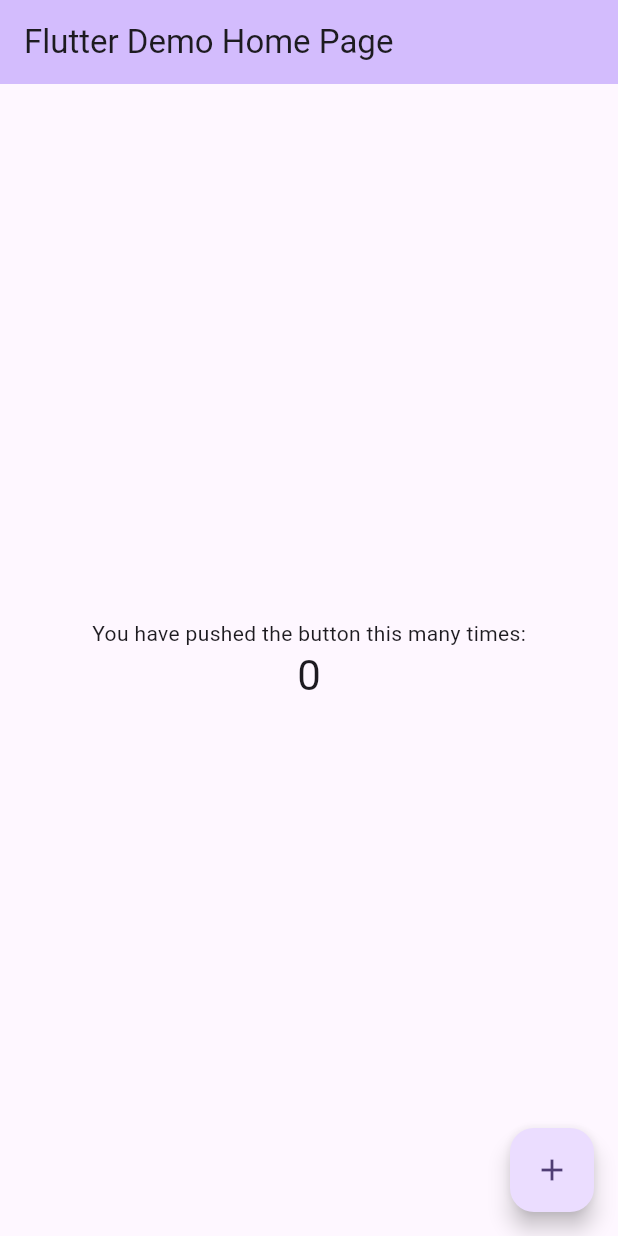
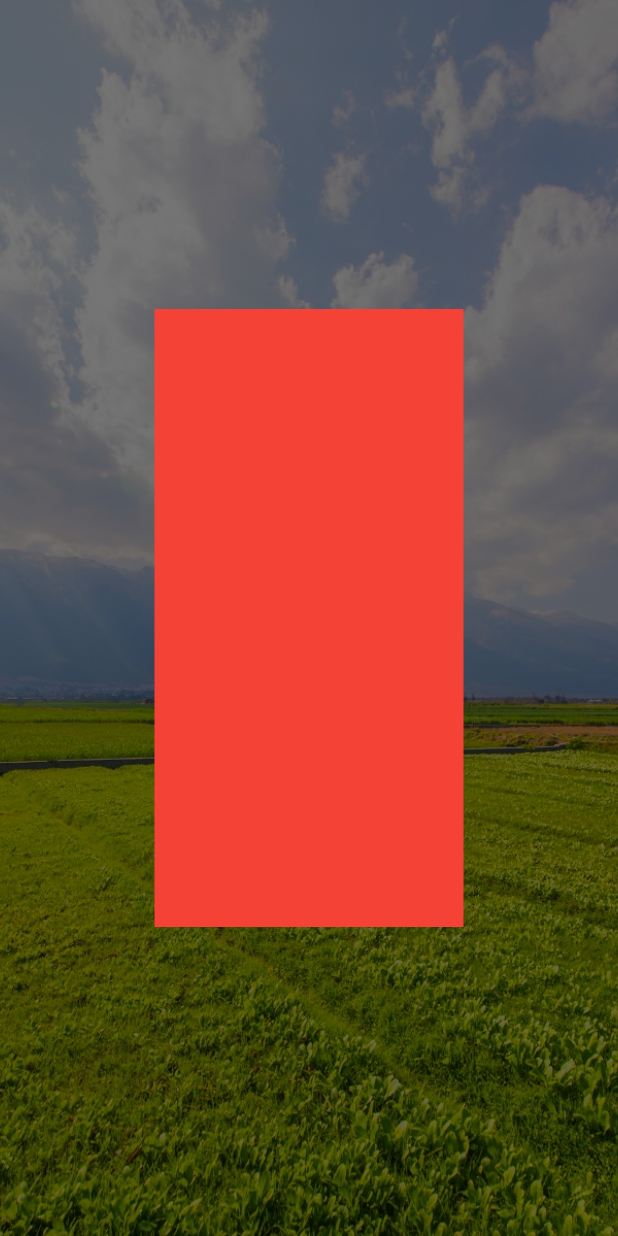
Before and after one commit to Muhammed-Ekmen/final_homework, a Flutter app: the screen it shows after launch, on a phone screen of 412 x 824 dp. Run offline on Flutter 3.47's test engine with Material 3 defaults, Android fonts, the phone set to English and light mode, and no system bars; our stand-ins replace get.

Commit message:
launch has created

```diff
--- /dev/null
+++ b/lib/core/controller/size_ctrl.dart
@@ -0,0 +1,6 @@
+import 'package:get/get.dart';
+
+extension SizeCtrl on int {
+  get w => Get.width / this;
+  get h => Get.height / this;
+}
--- /dev/null
+++ b/lib/interface/screens/launch/controller/launch_controller.dart
@@ -0,0 +1,3 @@
+import 'package:final_homework/interface/screens/launch/view_model/launch_view_model.dart';
+
+class LaunchController extends LaunchViewModel {}
--- /dev/null
+++ b/lib/interface/screens/launch/templates/launch_main_template.dart
@@ -0,0 +1,12 @@
+part of '../view/launch_view.dart';
+
+class _LaunchMainTemplate extends StatelessWidget {
+  const _LaunchMainTemplate();
+
+  @override
+  Widget build(BuildContext context) => Container(
+        width: 2.w,
+        height: 2.h,
+        color: Colors.red,
+      );
+}
--- /dev/null
+++ b/lib/interface/screens/launch/view/launch_view.dart
@@ -0,0 +1,22 @@
+import 'package:final_homework/core/controller/image_ctrl.dart';
+import 'package:final_homework/core/controller/size_ctrl.dart';
+import 'package:final_homework/interface/screens/launch/controller/launch_controller.dart';
+import 'package:flutter/material.dart';
+import 'package:get/get.dart';
+part '../templates/launch_main_template.dart';
+
+class LaunchView extends StatelessWidget {
+  LaunchView({super.key});
+  final LaunchController controller = Get.put(LaunchController());
+
+  @override
+  Widget build(BuildContext context) => Scaffold(body: _body);
+}
+
+extension LaunchViewBody on LaunchView {
+  get _body => Stack(alignment: Alignment.center, children: [_backgroundImage, _launchTemplate]);
+
+  get _backgroundImage => ImageCtrl.farm.call(h: Get.height);
+
+  get _launchTemplate => const _LaunchMainTemplate();
+}
--- /dev/null
+++ b/lib/interface/screens/launch/view_model/launch_view_model.dart
@@ -0,0 +1,3 @@
+import 'package:get/get.dart';
+
+abstract class LaunchViewModel extends GetxController {}
--- a/lib/main.dart
+++ b/lib/main.dart
@@ -1,125 +1,19 @@
+import 'package:final_homework/config/route/i_routes.dart';
+import 'package:final_homework/config/theme/i_theme.dart';
 import 'package:flutter/material.dart';
+import 'package:get/get.dart';
 
-void main() {
+void main(List<String> args) {
   runApp(const MyApp());
 }
 
 class MyApp extends StatelessWidget {
   const MyApp({super.key});
 
-  // This widget is the root of your application.
   @override
-  Widget build(BuildContext context) {
-    return MaterialApp(
-      title: 'Flutter Demo',
-      theme: ThemeData(
-        // This is the theme of your application.
-        //
-        // TRY THIS: Try running your application with "flutter run". You'll see
-        // the application has a blue toolbar. Then, without quitting the app,
-        // try changing the seedColor in the colorScheme below to Colors.green
-        // and then invoke "hot reload" (save your changes or press the "hot
-        // reload" button in a Flutter-supported IDE, or press "r" if you used
-        // the command line to start the app).
-        //
-        // Notice that the counter didn't reset back to zero; the application
-        // state is not lost during the reload. To reset the state, use hot
-        // restart instead.
-        //
-        // This works for code too, not just values: Most code changes can be
-        // tested with just a hot reload.
-        colorScheme: ColorScheme.fromSeed(seedColor: Colors.deepPurple),
-        useMaterial3: true,
-      ),
-      home: const MyHomePage(title: 'Flutter Demo Home Page'),
-    );
-  }
+  Widget build(BuildContext context) => GetMaterialApp(
+        debugShowCheckedModeBanner: false,
+        getPages: pages,
+        theme: theme,
+      );
 }
-
-class MyHomePage extends StatefulWidget {
-  const MyHomePage({super.key, required this.title});
-
-  // This widget is the home page of your application. It is stateful, meaning
-  // that it has a State object (defined below) that contains fields that affect
-  // how it looks.
-
-  // This class is the configuration for the state. It holds the values (in this
-  // case the title) provided by the parent (in this case the App widget) and
-  // used by the build method of the State. Fields in a Widget subclass are
-  // always marked "final".
-
-  final String title;
-
-  @override
-  State<MyHomePage> createState() => _MyHomePageState();
-}
-
-class _MyHomePageState extends State<MyHomePage> {
-  int _counter = 0;
-
-  void _incrementCounter() {
-    setState(() {
-      // This call to setState tells the Flutter framework that something has
-      // changed in this State, which causes it to rerun the build method below
-      // so that the display can reflect the updated values. If we changed
-      // _counter without calling setState(), then the build method would not be
-      // called again, and so nothing would appear to happen.
-      _counter++;
-    });
-  }
-
-  @override
-  Widget build(BuildContext context) {
-    // This method is rerun every time setState is called, for instance as done
-    // by the _incrementCounter method above.
-    //
-    // The Flutter framework has been optimized to make rerunning build methods
-    // fast, so that you can just rebuild anything that needs updating rather
-    // than having to individually change instances of widgets.
-    return Scaffold(
-      appBar: AppBar(
-        // TRY THIS: Try changing the color here to a specific color (to
-        // Colors.amber, perhaps?) and trigger a hot reload to see the AppBar
-        // change color while the other colors stay the same.
-        backgroundColor: Theme.of(context).colorScheme.inversePrimary,
-        // Here we take the value from the MyHomePage object that was created by
-        // the App.build method, and use it to set our appbar title.
-        title: Text(widget.title),
-      ),
-      body: Center(
-        // Center is a layout widget. It takes a single child and positions it
-        // in the middle of the parent.
-        child: Column(
-          // Column is also a layout widget. It takes a list of children and
-          // arranges them vertically. By default, it sizes itself to fit its
-          // children horizontally, and tries to be as tall as its parent.
-          //
-          // Column has various properties to control how it sizes itself and
-          // how it positions its children. Here we use mainAxisAlignment to
-          // center the children vertically; the main axis here is the vertical
-          // axis because Columns are vertical (the cross axis would be
-          // horizontal).
-          //
-          // TRY THIS: Invoke "debug painting" (choose the "Toggle Debug Paint"
-          // action in the IDE, or press "p" in the console), to see the
-          // wireframe for each widget.
-          mainAxisAlignment: MainAxisAlignment.center,
-          children: <Widget>[
-            const Text(
-              'You have pushed the button this many times:',
-            ),
-            Text(
-              '$_counter',
-              style: Theme.of(context).textTheme.headlineMedium,
-            ),
-          ],
-        ),
-      ),
-      floatingActionButton: FloatingActionButton(
-        onPressed: _incrementCounter,
-        tooltip: 'Increment',
-        child: const Icon(Icons.add),
-      ), // This trailing comma makes auto-formatting nicer for build methods.
-    );
-  }
-}
--- a/pubspec.yaml
+++ b/pubspec.yaml
@@ -60,9 +60,9 @@ flutter:
   uses-material-design: true
 
   # To add assets to your application, add an assets section, like this:
-  # assets:
-  #   - images/a_dot_burr.jpeg
-  #   - images/a_dot_ham.jpeg
+  assets:
+    - assets/image/
+    # - images/a_dot_ham.jpeg
 
   # An image asset can refer to one or more resolution-specific "variants", see
   # https://flutter.dev/assets-and-images/#resolution-aware
```
Also changed, not shown: lib/config/route/i_routes.dart (added, +7 -0 lines), lib/config/theme/i_theme.dart (added, +10 -0 lines), lib/core/controller/image_ctrl.dart (added, +14 -0 lines), lib/core/controller/route_ctrl.dart (added, +20 -0 lines), assets/image/farm.jpg (added).
